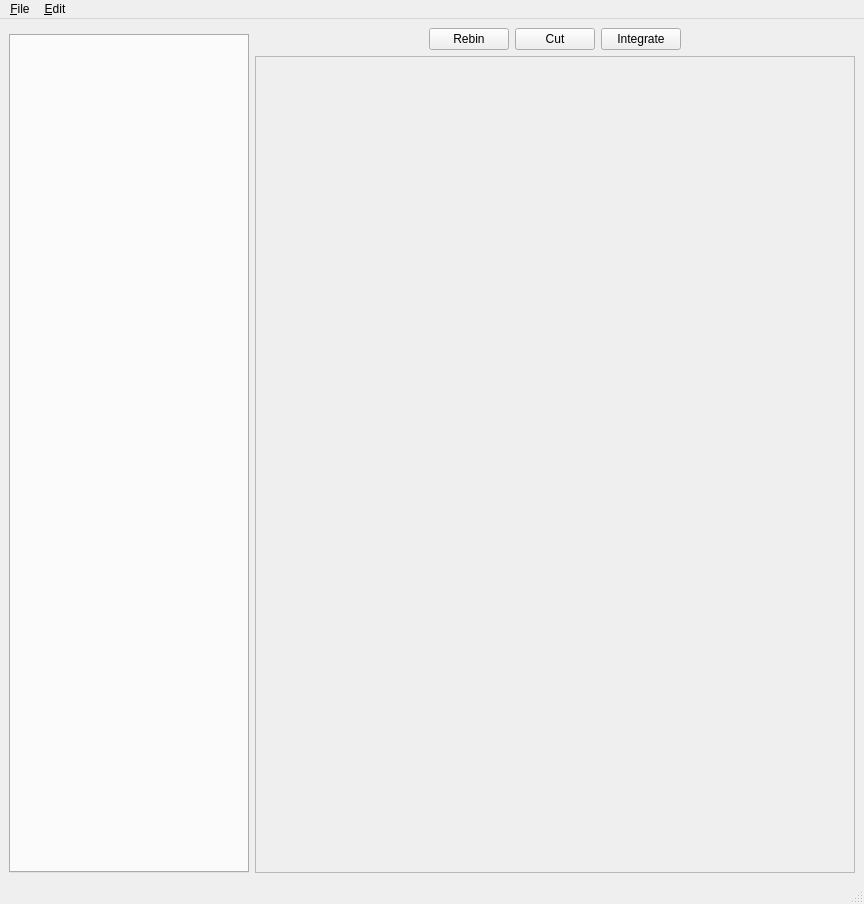
Above: ui/mpMainWindow.ui from mareuter/PVMockupGui before the change. Below: the same form after it.
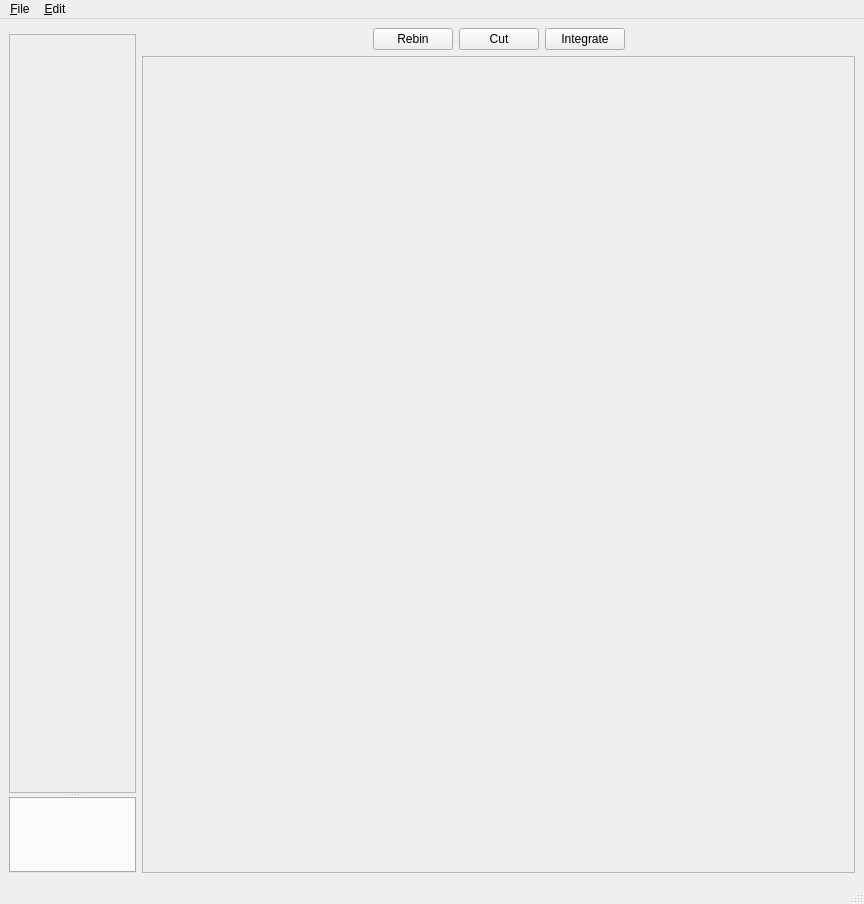
That is the form after the change. Custom widgets are drawn as their Qt base class.

Commit message: Radically changing the amount of code used and leaning more on ParaView objects.

What changed in the file:
```diff
--- a/ui/mpMainWindow.ui
+++ b/ui/mpMainWindow.ui
@@ -14,21 +14,41 @@
    <string>Mantid ParaView GUI Mockup</string>
   </property>
   <widget class="QWidget" name="centralwidget">
-   <layout class="QVBoxLayout" name="verticalLayout_3">
-    <item>
-     <layout class="QHBoxLayout" name="horizontalLayout_2">
-      <item>
+   <layout class="QGridLayout" name="gridLayout">
+    <item row="0" column="0">
        <layout class="QVBoxLayout" name="verticalLayout_2">
         <item>
          <widget class="TimeControlWidget" name="timeControlWidget" native="true"/>
         </item>
         <item>
-         <widget class="QTabWidget" name="tabWidget">
+       <widget class="QSplitter" name="splitter">
+        <property name="orientation">
+         <enum>Qt::Vertical</enum>
+        </property>
+        <widget class="pqPipelineBrowserWidget" name="pipelineBrowser">
+         <property name="contextMenuPolicy">
+          <enum>Qt::ActionsContextMenu</enum>
+         </property>
+         <property name="frameShape">
+          <enum>QFrame::StyledPanel</enum>
+         </property>
+         <property name="frameShadow">
+          <enum>QFrame::Raised</enum>
+         </property>
+        </widget>
+        <widget class="pqProxyTabWidget" name="proxyTabWidget">
+         <property name="sizePolicy">
+          <sizepolicy hsizetype="Preferred" vsizetype="Preferred">
+           <horstretch>0</horstretch>
+           <verstretch>0</verstretch>
+          </sizepolicy>
+         </property>
+        </widget>
          </widget>
         </item>
        </layout>
       </item>
-      <item>
+    <item row="0" column="1">
        <layout class="QVBoxLayout" name="verticalLayout">
         <item>
          <layout class="QHBoxLayout" name="horizontalLayout">
@@ -100,9 +120,6 @@
        </layout>
       </item>
      </layout>
-    </item>
-   </layout>
-   <zorder></zorder>
   </widget>
   <widget class="QMenuBar" name="menubar">
    <property name="geometry">
@@ -164,6 +181,18 @@
    <header>TimeControlWidget.h</header>
    <container>1</container>
   </customwidget>
+  <customwidget>
+   <class>pqProxyTabWidget</class>
+   <extends>QTabWidget</extends>
+   <header>pqProxyTabWidget.h</header>
+   <container>1</container>
+  </customwidget>
+  <customwidget>
+   <class>pqPipelineBrowserWidget</class>
+   <extends>QFrame</extends>
+   <header>pqPipelineBrowserWidget.h</header>
+   <container>1</container>
+  </customwidget>
  </customwidgets>
  <resources/>
  <connections>
```
Lines whose indentation alone changed are shown as unchanged. The commit also changes 2 other files.
